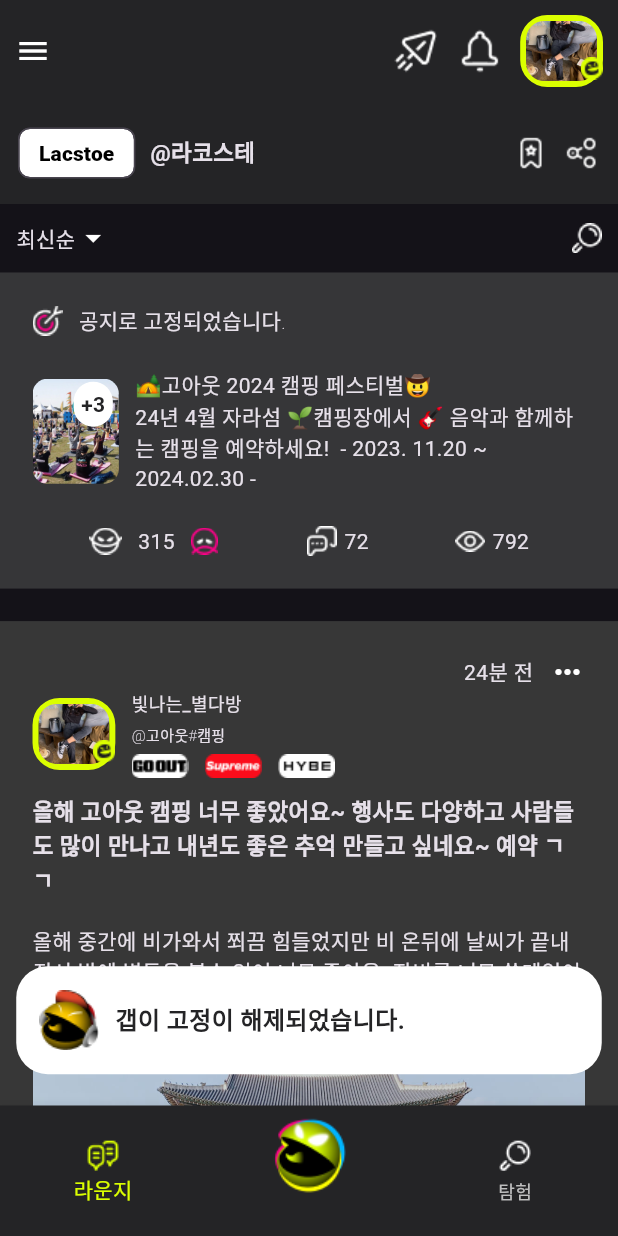
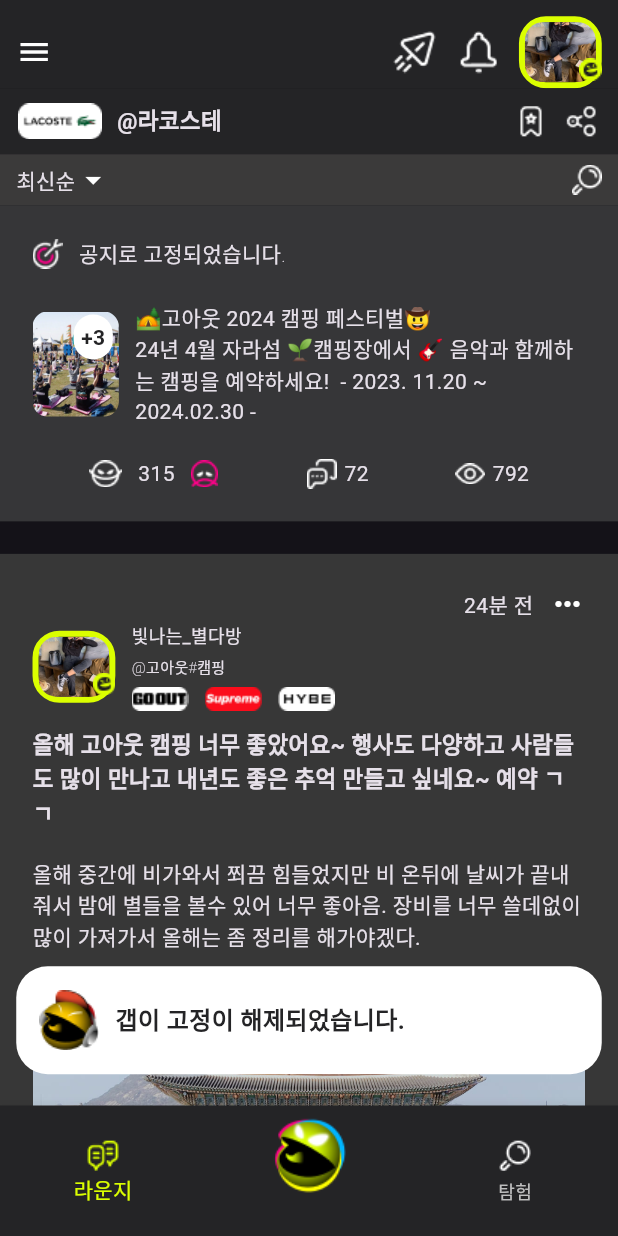
Before and after one commit to AbdurahmanAb/social_project, a Flutter app: the screen it shows after launch, after a tap on "갭 작성하기", on a phone screen of 412 x 824 dp. Run offline on Flutter 3.47's test engine with Material 3 defaults, Android fonts, the phone set to English and light mode, and no system bars; our stand-ins replace get; missing offline and left inert: dart:ffi, flutter_polls, radio_group_v2.

Commit message:
fix: welcome page fixed

```diff
--- a/lib/core/button.dart
+++ b/lib/core/button.dart
@@ -15,7 +15,7 @@ class AppButton extends StatefulWidget {
 class _AppButtonState extends State<AppButton> {
   @override
   Widget build(BuildContext context) {
-    return Container(width: Constants.screen_width-30, decoration: BoxDecoration(
+    return Container(width: Constants.screen_width-30,height: 36, decoration: BoxDecoration(
 borderRadius: BorderRadius.circular(10),
     color: this.widget.disabled? Constants.disabled:Constants.appColor
 
--- a/lib/core/top_buttons.dart
+++ b/lib/core/top_buttons.dart
@@ -18,7 +18,7 @@ class TopButtons extends StatelessWidget {
         builder: (BuildContext context) {
           return Container(
             padding: EdgeInsets.symmetric(
-                vertical: Constants.height10, horizontal: Constants.height10),
+              horizontal: Constants.height10),
             height: Constants.screen_height * 0.3,
             decoration: const BoxDecoration(
                 borderRadius: BorderRadius.only(
@@ -71,20 +71,13 @@ class TopButtons extends StatelessWidget {
               Container(
                 padding: const EdgeInsets.only(right: 10),
 
-                // child: Image.asset("assets/Lounge/brand_badge.png",)
+
 
                 child: GestureDetector(
                   onTap: () {
                     _showBottomSheet(context);
                   },
-                  child: Chip(
-                      padding: const EdgeInsets.all(5),
-                      backgroundColor: Constants.white,
-                      label: Text(
-                        text,
-                        style: const TextStyle(
-                            color: Colors.black, fontWeight: FontWeight.w900),
-                      )),
+                  child: Image.asset("assets/Lounge/brand_badge.png",)
                 ),
               ),
               const Header(
--- a/lib/core/topbar.dart
+++ b/lib/core/topbar.dart
@@ -10,7 +10,7 @@ class TopBar extends StatelessWidget {
   Widget build(BuildContext context) {
     return Container(
       color: Constants.black,
-      padding: const EdgeInsets.all(10),
+      padding:  EdgeInsets.only(top:Constants.height10, left:Constants.height10, right: Constants.height10),
       child: Row(
         mainAxisAlignment: MainAxisAlignment.spaceBetween,
         children: [
--- a/lib/features/Lounge_Feed/presentation/screen/main_yes_screen.dart
+++ b/lib/features/Lounge_Feed/presentation/screen/main_yes_screen.dart
@@ -57,7 +57,8 @@ class _MainScreenState extends State<MainScreen> {
                     ],
                   ),
                   Container(
-                    padding: EdgeInsets.all(Constants.height10),
+                    color: Constants.Iconbg,
+                    padding: EdgeInsets.only(top: 5, right:Constants.height10,left: Constants.height10, bottom: 5),
                     child: Row(
                       mainAxisAlignment: MainAxisAlignment.spaceBetween,
                       children: [
--- a/lib/features/Lounge_Feed/presentation/screen/welcome.dart
+++ b/lib/features/Lounge_Feed/presentation/screen/welcome.dart
@@ -33,20 +33,15 @@ class _WelcomeScreenState extends State<WelcomeScreen> {
               ],
             )),
             Container(
-
-              child: Column(
-
-                children: [
-
-            Expanded(
+            height: Constants.screen_height,
+              child: Expanded(
                 child:   Center(
-                child: Align(
-                  alignment: Alignment.center,
                   child: Column(
                               mainAxisAlignment: MainAxisAlignment.center,
                               children: [
-              Image.asset("assets/Lounge/welcome.png"),
-              SizedBox(height: Constants.height10,),
+                                Image.asset("assets/Lounge/welcome.png",height: 200,
+                                                            width: 300,),
+
                                GestureDetector(
                                 onTap: () {
                                   Get.toNamed("/main");
@@ -56,9 +51,6 @@ class _WelcomeScreenState extends State<WelcomeScreen> {
                   ),
                 ),
               ),
-            )
-                ],
-              ),
             ),
           ],
         ),
--- a/lib/utils/constants.dart
+++ b/lib/utils/constants.dart
@@ -11,6 +11,8 @@ static double height20 = screen_height/38;
 static double height10 = screen_height/76.1;
 static double height15 = screen_height/54;
 
+
+static const Color lightblack = Color(0xFF363638);
 static const Color chipColor = Color(0xFFAEAEB2);
  static const Color appColor = Color(0xFFDBFF00);
  static const Color appColor2 = Color(0xFFDBFF00);
```
Lines whose indentation alone changed are shown as unchanged.
